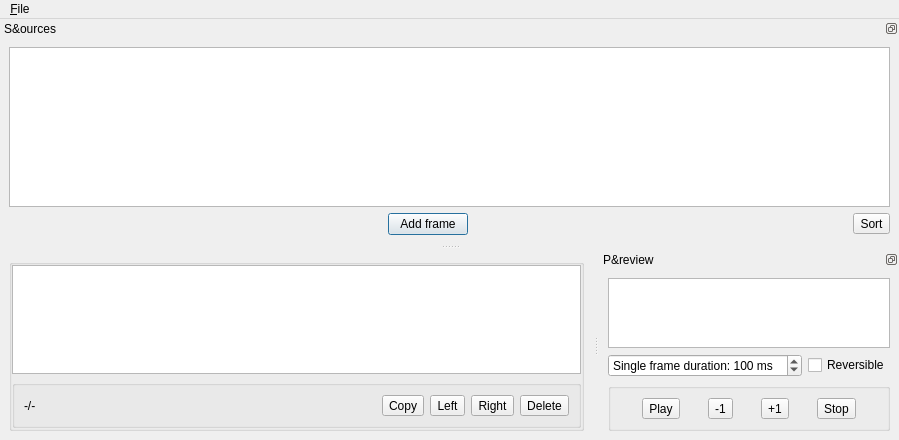
Old version of the form animation-editor/editor.ui in the repository dos1/libsuperderpy-utils.
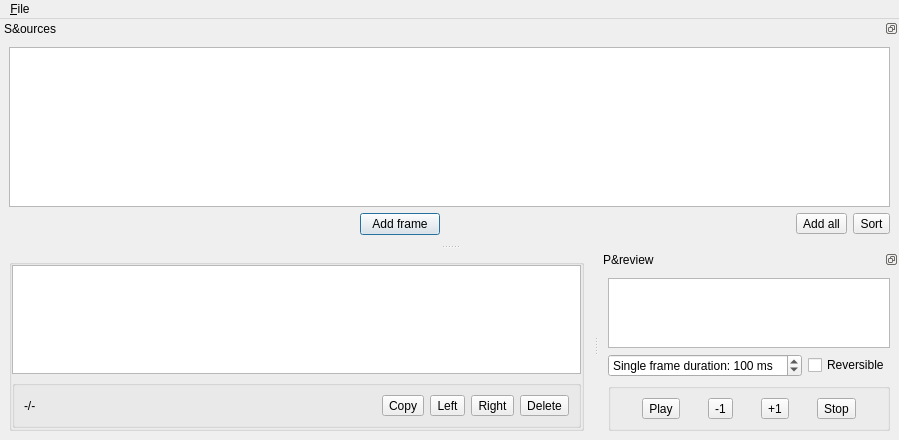
New version of the form. Icons and pictures are not drawn. Custom widgets are drawn as their Qt base class.

Commit message: animation editor: add all, window modified, backspace and stuff

Diff of the .ui file:
```diff
--- a/animation-editor/editor.ui
+++ b/animation-editor/editor.ui
@@ -405,6 +405,16 @@
          </property>
         </spacer>
        </item>
+       <item>
+        <widget class="QToolButton" name="addAll">
+         <property name="text">
+          <string>Add all</string>
+         </property>
+         <property name="icon">
+          <iconset theme="folder-add"/>
+         </property>
+        </widget>
+       </item>
        <item>
         <widget class="QToolButton" name="sort">
          <property name="text">
```
The commit also changes 3 other files.
